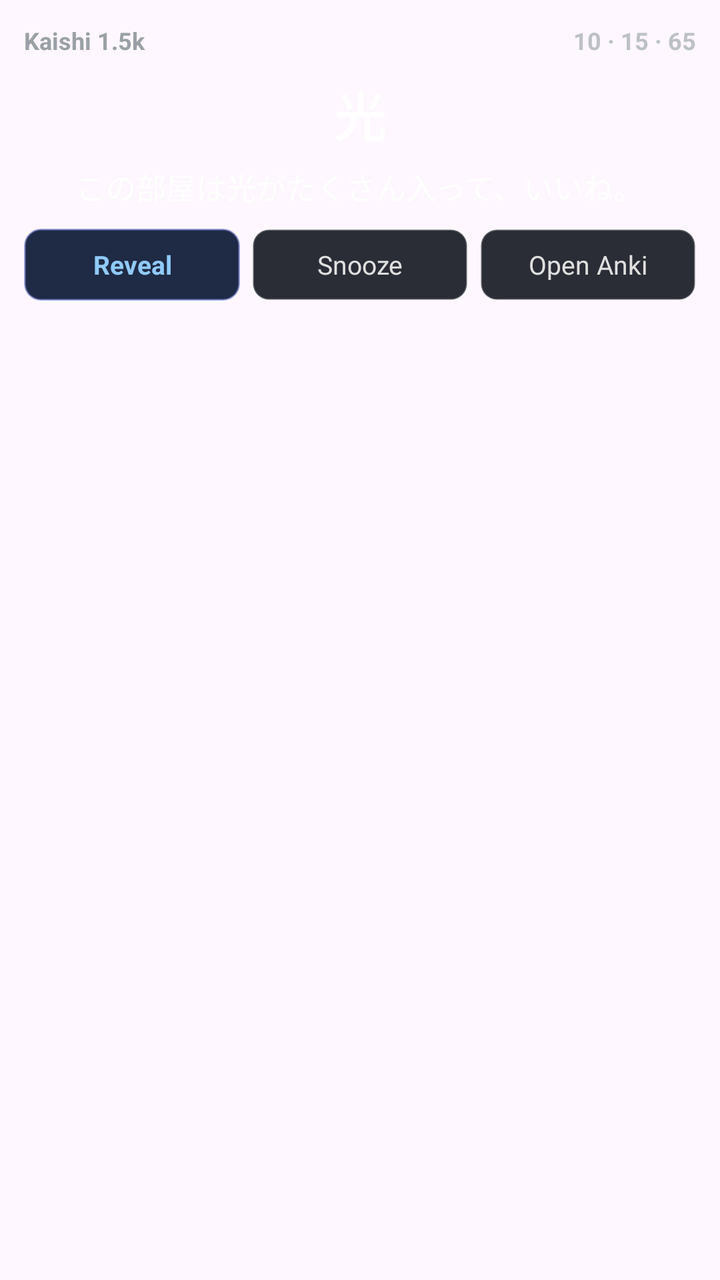
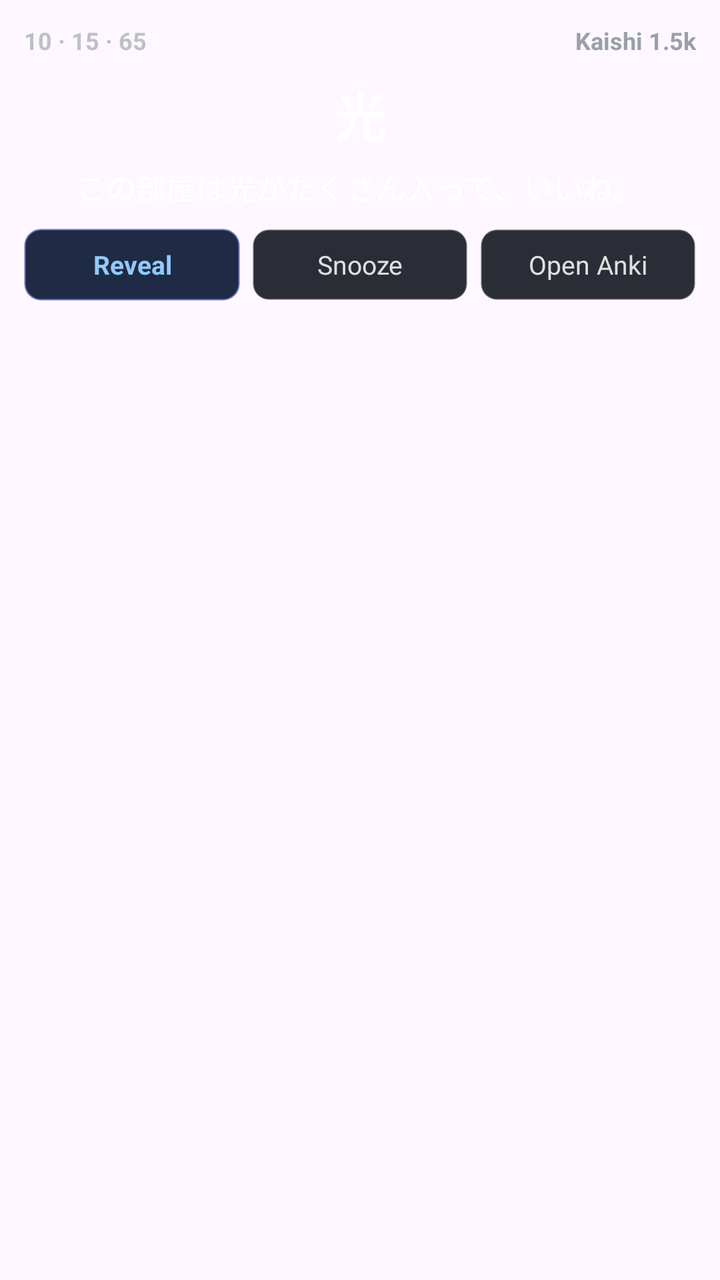

Compare the two renders of this Android layout. The source of the first and the diff that turns it into the second are given below.
<!-- AndroidManifest.xml: application theme Theme.AnkiLock -->
<!-- res/layout/notification_card_expanded.xml -->
<?xml version="1.0" encoding="utf-8"?>
<LinearLayout xmlns:android="http://schemas.android.com/apk/res/android"
    android:id="@+id/notification_root"
    android:layout_width="match_parent"
    android:layout_height="wrap_content"
    android:orientation="vertical"
    android:background="@android:color/transparent"
    android:padding="12dp">

    <LinearLayout
        android:layout_width="match_parent"
        android:layout_height="wrap_content"
        android:orientation="horizontal"
        android:gravity="center_vertical"
        android:paddingBottom="6dp">

        <TextView
            android:id="@+id/tv_deck_name"
            android:layout_width="0dp"
            android:layout_height="wrap_content"
            android:layout_weight="1"
            android:text="Kaishi 1.5k"
            android:textColor="#9AA0A6"
            android:textSize="12sp"
            android:textStyle="bold"
            android:singleLine="true"
            android:ellipsize="end" />

        <TextView
            android:id="@+id/tv_deck_stats"
            android:layout_width="wrap_content"
            android:layout_height="wrap_content"
            android:text="10 · 15 · 65"
            android:textColor="#BDC1C6"
            android:textSize="12sp"
            android:textStyle="bold" />
    </LinearLayout>

    <LinearLayout
        android:layout_width="match_parent"
        android:layout_height="wrap_content"
        android:orientation="vertical"
        android:gravity="center_horizontal"
        android:paddingTop="4dp"
        android:paddingBottom="4dp">

        <TextView
            android:id="@+id/tv_kanji_furigana"
            android:layout_width="wrap_content"
            android:layout_height="wrap_content"
            android:textColor="#9AA0A6"
            android:textSize="12sp"
            android:gravity="center"
            android:visibility="gone" />

        <TextView
            android:id="@+id/tv_kanji"
            android:layout_width="wrap_content"
            android:layout_height="wrap_content"
            android:text="光"
            android:textColor="#FFFFFF"
            android:textSize="26sp"
            android:textStyle="bold"
            android:gravity="center" />

        <TextView
            android:id="@+id/tv_kanji_meaning"
            android:layout_width="wrap_content"
            android:layout_height="wrap_content"
            android:text="light, flash"
            android:textColor="#E0E0E0"
            android:textSize="14sp"
            android:gravity="center"
            android:paddingTop="2dp"
            android:visibility="gone" />
    </LinearLayout>

    <LinearLayout
        android:layout_width="match_parent"
        android:layout_height="wrap_content"
        android:orientation="vertical"
        android:gravity="center_horizontal"
        android:paddingTop="2dp"
        android:paddingBottom="4dp">

        <TextView
            android:id="@+id/tv_sentence_furigana"
            android:layout_width="wrap_content"
            android:layout_height="wrap_content"
            android:textColor="#9AA0A6"
            android:textSize="11sp"
            android:gravity="center"
            android:visibility="gone" />

        <ImageView
            android:id="@+id/iv_sentence_ruby"
            android:layout_width="wrap_content"
            android:layout_height="wrap_content"
            android:layout_gravity="center_horizontal"
            android:adjustViewBounds="true"
            android:visibility="gone" />

        <TextView
            android:id="@+id/tv_sentence"
            android:layout_width="wrap_content"
            android:layout_height="wrap_content"
            android:text="この部屋は光がたくさん入って、いいね。"
            android:textColor="#FFFFFF"
            android:textSize="15sp"
            android:gravity="center" />

        <TextView
            android:id="@+id/tv_sentence_meaning"
            android:layout_width="wrap_content"
            android:layout_height="wrap_content"
            android:text="This room gets a lot of light, which is nice."
            android:textColor="#BDC1C6"
            android:textSize="13sp"
            android:gravity="center"
            android:paddingTop="2dp"
            android:visibility="gone" />
    </LinearLayout>

    <ImageView
        android:id="@+id/iv_card_image"
        android:layout_width="match_parent"
        android:layout_height="110dp"
        android:layout_gravity="center_horizontal"
        android:scaleType="fitCenter"
        android:adjustViewBounds="true"
        android:paddingTop="4dp"
        android:paddingBottom="4dp"
        android:visibility="gone" />

    <LinearLayout
        android:id="@+id/button_container"
        android:layout_width="match_parent"
        android:layout_height="wrap_content"
        android:orientation="horizontal"
        android:gravity="center_vertical"
        android:paddingTop="6dp">

        <TextView
            android:id="@+id/btn_reveal"
            android:layout_width="0dp"
            android:layout_height="36dp"
            android:layout_weight="1"
            android:layout_marginEnd="6dp"
            android:background="@drawable/btn_reveal_bg"
            android:gravity="center"
            android:text="Reveal"
            android:textColor="#90CAF9"
            android:textSize="13sp"
            android:textStyle="bold" />

        <TextView
            android:id="@+id/btn_again"
            android:layout_width="0dp"
            android:layout_height="36dp"
            android:layout_weight="1"
            android:layout_marginEnd="6dp"
            android:background="@drawable/btn_again_bg"
            android:gravity="center"
            android:text="Again"
            android:textColor="#EF5350"
            android:textSize="13sp"
            android:textStyle="bold"
            android:visibility="gone" />

        <TextView
            android:id="@+id/btn_good"
            android:layout_width="0dp"
            android:layout_height="36dp"
            android:layout_weight="1"
            android:layout_marginEnd="6dp"
            android:background="@drawable/btn_good_bg"
            android:gravity="center"
            android:text="Good"
            android:textColor="#66BB6A"
            android:textSize="13sp"
            android:textStyle="bold"
            android:visibility="gone" />

        <TextView
            android:id="@+id/btn_snooze"
            android:layout_width="0dp"
            android:layout_height="36dp"
            android:layout_weight="1"
            android:layout_marginEnd="6dp"
            android:background="@drawable/btn_action_bg"
            android:gravity="center"
            android:text="Snooze"
            android:textColor="#E0E0E0"
            android:textSize="13sp" />

        <TextView
            android:id="@+id/btn_open_anki"
            android:layout_width="0dp"
            android:layout_height="36dp"
            android:layout_weight="1"
            android:background="@drawable/btn_action_bg"
            android:gravity="center"
            android:text="Open Anki"
            android:textColor="#E0E0E0"
            android:textSize="13sp" />
    </LinearLayout>

</LinearLayout>
<!-- resources referenced by this layout -->
<resources>
  <!-- drawable btn_action_bg (drawable) -->
  <?xml version="1.0" encoding="utf-8"?>
  <shape xmlns:android="http://schemas.android.com/apk/res/android"
      android:shape="rectangle">
      <solid android:color="#2A2D36" />
      <corners android:radius="8dp" />
      <stroke
          android:width="1dp"
          android:color="#40FFFFFF" />
  </shape>
  <!-- drawable btn_again_bg (drawable) -->
  <?xml version="1.0" encoding="utf-8"?>
  <shape xmlns:android="http://schemas.android.com/apk/res/android"
      android:shape="rectangle">
      <solid android:color="#3B1E22" />
      <corners android:radius="8dp" />
      <stroke
          android:width="1dp"
          android:color="#80EF5350" />
  </shape>
  <!-- drawable btn_good_bg (drawable) -->
  <?xml version="1.0" encoding="utf-8"?>
  <shape xmlns:android="http://schemas.android.com/apk/res/android"
      android:shape="rectangle">
      <solid android:color="#1A3324" />
      <corners android:radius="8dp" />
      <stroke
          android:width="1dp"
          android:color="#8066BB6A" />
  </shape>
  <!-- drawable btn_reveal_bg (drawable) -->
  <?xml version="1.0" encoding="utf-8"?>
  <shape xmlns:android="http://schemas.android.com/apk/res/android"
      android:shape="rectangle">
      <solid android:color="#1F2A44" />
      <corners android:radius="8dp" />
      <stroke
          android:width="1dp"
          android:color="#805C6BC0" />
  </shape>
  <style name="Theme.AnkiLock" parent="Theme.Material3.DayNight.NoActionBar" />
</resources>

<!-- the commit's change to res/layout/notification_card_expanded.xml (unified diff, before → after) -->
@@ -15,18 +15,6 @@
         android:paddingBottom="6dp">
 
         <TextView
-            android:id="@+id/tv_deck_name"
-            android:layout_width="0dp"
-            android:layout_height="wrap_content"
-            android:layout_weight="1"
-            android:text="Kaishi 1.5k"
-            android:textColor="#9AA0A6"
-            android:textSize="12sp"
-            android:textStyle="bold"
-            android:singleLine="true"
-            android:ellipsize="end" />
-
-        <TextView
             android:id="@+id/tv_deck_stats"
             android:layout_width="wrap_content"
             android:layout_height="wrap_content"
@@ -34,6 +22,20 @@
             android:textColor="#BDC1C6"
             android:textSize="12sp"
             android:textStyle="bold" />
+
+        <TextView
+            android:id="@+id/tv_deck_name"
+            android:layout_width="0dp"
+            android:layout_height="wrap_content"
+            android:layout_weight="1"
+            android:gravity="end"
+            android:textAlignment="viewEnd"
+            android:text="Kaishi 1.5k"
+            android:textColor="#9AA0A6"
+            android:textSize="12sp"
+            android:textStyle="bold"
+            android:singleLine="true"
+            android:ellipsize="end" />
     </LinearLayout>
 
     <LinearLayout
